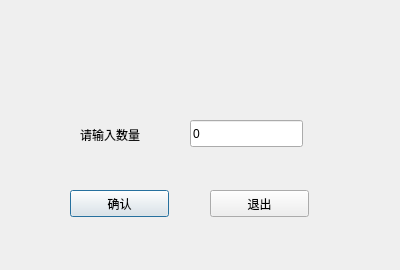
Qt form Qt/Train/getint.ui (pascalprimer/DataStructure) before a commit.
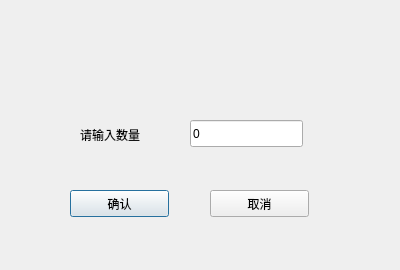
The same form after that commit.

The edit to the form file:
```diff
--- a/Qt/Train/getint.ui
+++ b/Qt/Train/getint.ui
@@ -75,7 +75,7 @@
     </rect>
    </property>
    <property name="text">
-    <string>退出</string>
+    <string>取消</string>
    </property>
   </widget>
  </widget>
```
